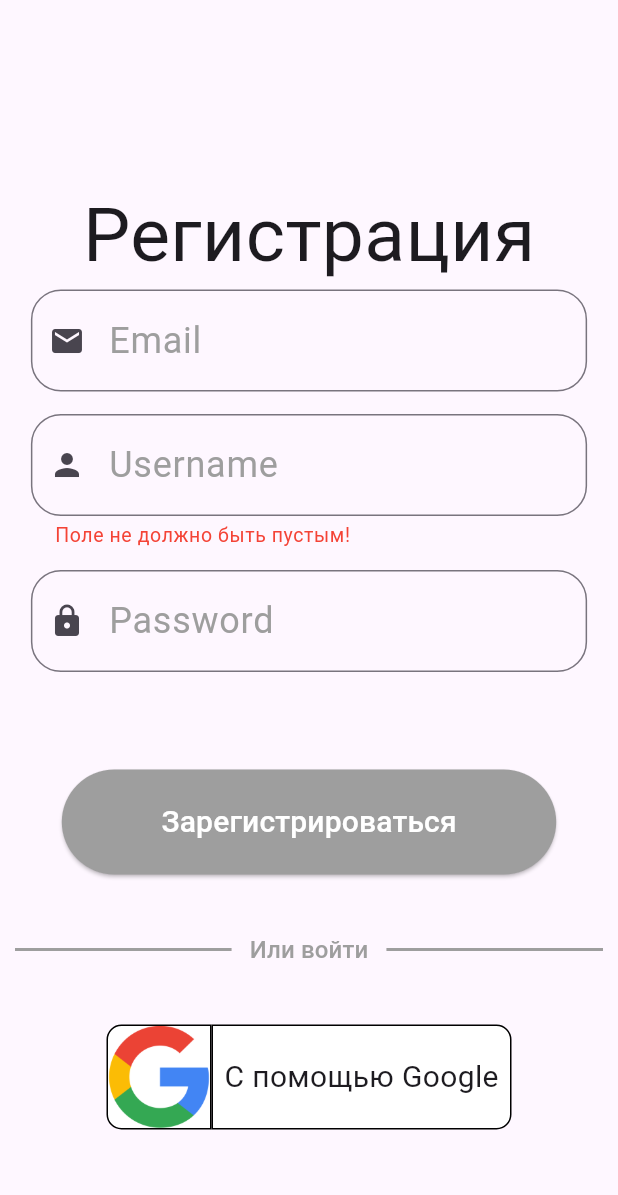
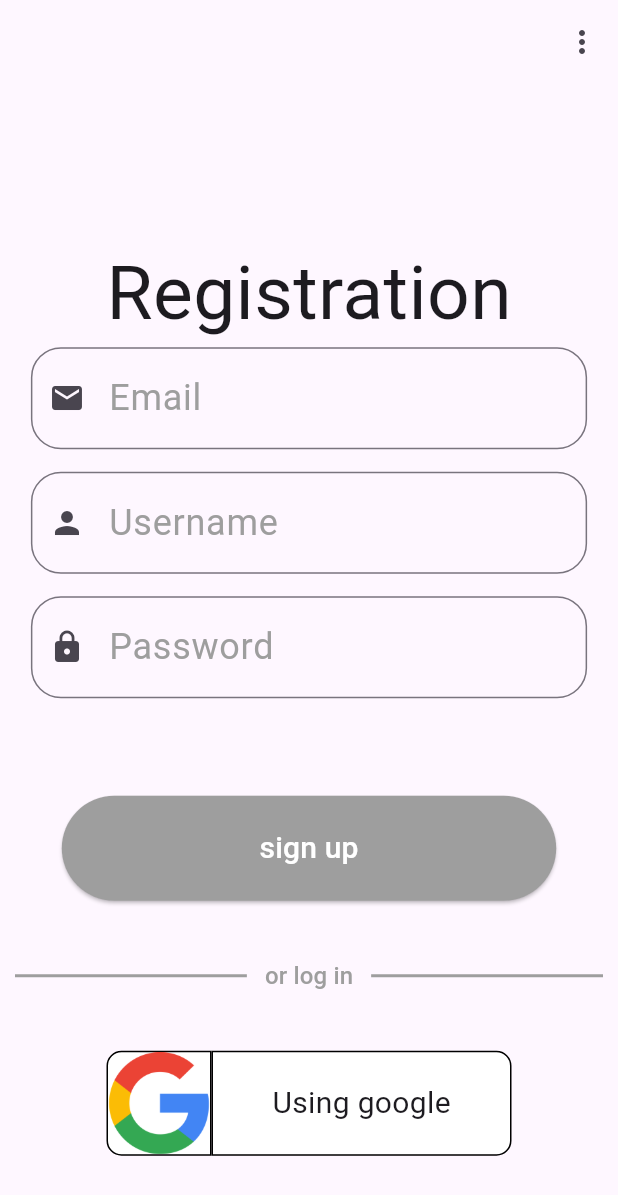
Before and after one commit to TeaOk210/flutterRegistrationApp, a Flutter app: the screen it shows after launch, on a phone screen of 412 x 824 dp. Shown: the top 1195 px of the screen. Run offline on Flutter 3.47's test engine with Material 2 defaults, Android fonts, the phone set to English and light mode, and no system bars; our stand-ins replace firebase_auth, firebase_core, google_sign_in; accounts and stored records are empty; generated files the repository leaves out were written again.

Commit message:
localization and provider

```diff
--- /dev/null
+++ b/l10n.yaml
@@ -0,0 +1,3 @@
+arb-dir: lib/l10n
+template-arb-file: app_en.arb
+output-localization-file: app_localizations.dart
--- /dev/null
+++ b/lib/l10n/l10n.dart
@@ -0,0 +1,9 @@
+import 'dart:ui';
+
+class L10n {
+  static final all = [
+    const Locale('en'),
+    const Locale('ru'),
+    const Locale('uk')
+  ];
+}
--- a/lib/main.dart
+++ b/lib/main.dart
@@ -1,13 +1,19 @@
 import 'package:firebase_auth/firebase_auth.dart';
 import 'package:firebase_core/firebase_core.dart';
 import 'package:flutter/material.dart';
+import 'package:flutter_gen/gen_l10n/app_localizations.dart';
+import 'package:flutter_localizations/flutter_localizations.dart';
 import 'package:flutter_reg/pages/ProfileScreen.dart';
 import 'package:flutter_reg/pages/RegistrationScreen.dart';
 import 'package:flutter_reg/utils/AuthRepository.dart';
+import 'package:flutter_reg/utils/LocaleProvider.dart';
+import 'package:intl/intl.dart';
+import 'package:provider/provider.dart';
 
 import 'firebase_options.dart';
+import 'l10n/l10n.dart';
 
-void main() async{
+void main() async {
   runApp(const MyApp());
 
   await Firebase.initializeApp(
@@ -19,7 +25,11 @@ class MyApp extends StatelessWidget {
   const MyApp({super.key});
 
   @override
-  Widget build(BuildContext context) {
+  Widget build(BuildContext context) => ChangeNotifierProvider(
+      create: (context) => LocaleProvirer(),
+      builder: (context, child) {
+        final provider = Provider.of<LocaleProvirer>(context);
+
         return MaterialApp(
             title: 'Flutter Demo',
             theme: ThemeData(
@@ -28,6 +38,43 @@ class MyApp extends StatelessWidget {
             ),
             home: const RegistrationScreen(),
             debugShowCheckedModeBanner: false,
+            localizationsDelegates: const [
+              AppLocalizations.delegate,
+              GlobalMaterialLocalizations.delegate,
+              GlobalWidgetsLocalizations.delegate,
+              GlobalCupertinoLocalizations.delegate,
+            ],
+            supportedLocales: L10n.all,
+        locale: provider.locale,);
+      });
+}
+
+class LanguageMenu extends StatelessWidget {
+  const LanguageMenu({super.key});
+
+  @override
+  Widget build(BuildContext context) {
+    final provider = Provider.of<LocaleProvirer>(context);
+    provider.setLocale(Localizations.localeOf(context));
+
+    return PopupMenuButton<Locale>(
+      icon: const Icon(Icons.more_vert),
+      onSelected: (Locale locale) {
+        provider.setLocale(locale);
+      },
+      itemBuilder: (BuildContext context) {
+        return L10n.all.map((Locale locale) {
+          return PopupMenuItem<Locale>(
+            value: locale,
+            child: Text(
+              _getLanguageName(locale),
+              style: TextStyle(
+                color: locale == provider.locale ? Colors.blue : null,
+              ),
+            ),
+          );
+        }).toList();
+      },
     );
   }
 }
@@ -56,11 +103,11 @@ class InputField extends StatefulWidget {
 class _InputFieldState extends State<InputField> {
   String input = "";
 
-  _changeInput(String text) {
+  void _changeInput(String? text) {
     setState(() {
-      input = text;
+      input = text!;
     });
-    widget.onTextChanged(text);
+    widget.onTextChanged(text!);
 
     if (widget.title == "Email") {
       widget.state(isValidEmail(input));
@@ -71,15 +118,17 @@ class _InputFieldState extends State<InputField> {
     }
   }
 
-  String? _getHelper() {
-    if (widget.title == "Email" && input.isNotEmpty) {
-      return isValidEmail(input) ? null : "Некорректный формат email";
-    } else if (widget.title == "Password" && input.isNotEmpty) {
-      return isValidPassword(input)
+  String? _getHelper(String? text) {
+    if (widget.title == "Email" && text != null) {
+      return isValidEmail(text)
           ? null
-          : "Пароль должен содержать цифры и буквы, и быть не менее 8 символов";
-    } else if (widget.title == "Username" && input.isEmpty) {
-      return "Поле не должно быть пустым!";
+          : AppLocalizations.of(context)!.emailReport;
+    } else if (widget.title == "Password" && text != null) {
+      return isValidPassword(text)
+          ? null
+          : AppLocalizations.of(context)!.passwordReport;
+    } else if (widget.title == "Username" && text == null) {
+      return AppLocalizations.of(context)!.usernameReport;
     }
     return null;
   }
@@ -90,12 +139,10 @@ class _InputFieldState extends State<InputField> {
       width: MediaQuery.of(context).size.width * 0.9,
       child: Padding(
           padding: const EdgeInsets.only(bottom: 15),
-        child: TextField(
+          child: TextFormField(
               decoration: InputDecoration(
                   labelText: widget.title,
                   labelStyle: const TextStyle(fontSize: 24, color: Colors.grey),
-                helperText: _getHelper(),
-                helperStyle: const TextStyle(fontSize: 13, color: Colors.red),
                   helperMaxLines: 2,
                   prefixIcon: Icon(widget.icon),
                   border: const OutlineInputBorder(
@@ -104,12 +151,12 @@ class _InputFieldState extends State<InputField> {
                   focusedBorder: const OutlineInputBorder(
                       borderSide: BorderSide(color: Colors.grey, width: 3),
                       borderRadius: BorderRadius.all(Radius.circular(20.0)))),
-            textDirection: TextDirection.ltr,
               style: const TextStyle(fontSize: 24),
               cursorColor: Colors.black12,
               obscureText: widget.obscure,
-            onChanged: _changeInput)
-      ),
+              onChanged: _changeInput,
+              validator: _getHelper,
+              autovalidateMode: AutovalidateMode.onUserInteraction)),
     );
   }
 }
@@ -203,7 +250,6 @@ class SignBlock extends StatelessWidget {
             },
             child: Text(
               title,
-              textDirection: TextDirection.ltr,
               style: const TextStyle(fontSize: 16, color: Colors.grey),
             )),
         const Expanded(
@@ -226,7 +272,7 @@ class GoogleButton extends StatelessWidget {
         Navigator.of(context).push(
           PageRouteBuilder(
             pageBuilder: (context, animation, secondaryAnimation) =>
-                 ProfileScreen(),
+                const ProfileScreen(),
             transitionsBuilder:
                 (context, animation, secondaryAnimation, child) {
               return FadeTransition(
@@ -240,7 +286,6 @@ class GoogleButton extends StatelessWidget {
       }
     };
   }
-
 
   @override
   Widget build(BuildContext context) {
@@ -277,10 +322,10 @@ class GoogleButton extends StatelessWidget {
               border: Border.all(width: 1, color: Colors.black),
               color: Colors.white,
             ),
-            child: const Center(
+            child: Center(
               child: Text(
-                'С помощью Google',
-                style: TextStyle(fontSize: 20),
+                AppLocalizations.of(context)!.google,
+                style: const TextStyle(fontSize: 20),
               ),
             ),
           ),
@@ -291,7 +336,8 @@ class GoogleButton extends StatelessWidget {
 }
 
 bool isValidEmail(String email) {
-  RegExp emailRegex = RegExp(r"^[a-zA-Z0-9.!#$%&'*+/=?^_`{|}~-]+@[a-zA-Z0-9](?:[a-zA-Z0-9-]{0,253}[a-zA-Z0-9])?(?:\.[a-zA-Z0-9](?:[a-zA-Z0-9-]{0,253}[a-zA-Z0-9])?)*$");
+  RegExp emailRegex = RegExp(
+      r"^[a-zA-Z0-9.!#$%&'*+/=?^_`{|}~-]+@[a-zA-Z0-9](?:[a-zA-Z0-9-]{0,253}[a-zA-Z0-9])?(?:\.[a-zA-Z0-9](?:[a-zA-Z0-9-]{0,253}[a-zA-Z0-9])?)*$");
   return emailRegex.hasMatch(email);
 }
 
@@ -299,3 +345,16 @@ bool isValidPassword(String password) {
   RegExp passwordRegex = RegExp(r"^(?=.*[A-Za-z])(?=.*\d)[A-Za-z\d]{8,}$");
   return passwordRegex.hasMatch(password);
 }
+
+String _getLanguageName(Locale locale) {
+  switch (locale.languageCode) {
+    case "ru":
+      return "русский";
+    case "en":
+      return "English";
+    case "uk":
+      return "Українська";
+    default:
+      return "Unknown";
+  }
+}
--- a/lib/pages/RegistrationScreen.dart
+++ b/lib/pages/RegistrationScreen.dart
@@ -3,6 +3,7 @@ import 'package:flutter/material.dart';
 import 'package:flutter_reg/pages/LoginScreen.dart';
 import 'package:flutter_reg/pages/ProfileScreen.dart';
 import 'package:flutter_reg/utils/AuthRepository.dart';
+import 'package:flutter_gen/gen_l10n/app_localizations.dart';
 
 import '../main.dart';
 
@@ -81,17 +82,23 @@ class _RegistrationScreenState extends State<RegistrationScreen> {
   @override
   Widget build(BuildContext context) {
     return Scaffold(
+      appBar: AppBar(
+        actions: const [
+          LanguageMenu()
+        ],
+      ),
       resizeToAvoidBottomInset: false,
       body: Center(
         child: Column(
           mainAxisAlignment: MainAxisAlignment.center,
           crossAxisAlignment: CrossAxisAlignment.center,
           children: [
-            const Padding(
-                padding: EdgeInsets.only(top: 50),
-                child: Text("Регистрация",
+            Padding(
+                padding: const EdgeInsets.only(top: 50),
+                // child: Text("Регистрация",
+                child: Text(AppLocalizations.of(context)!.reg,
                     textDirection: TextDirection.ltr,
-                    style: TextStyle(fontSize: 50))),
+                    style: const TextStyle(fontSize: 50))),
             InputField(
                 icon: Icons.email,
                 title: "Email",
@@ -111,11 +118,11 @@ class _RegistrationScreenState extends State<RegistrationScreen> {
                 onTextChanged: _updatePassword,
                 state: _updatePasswordState),
             ContinueButton(
-              title: "Зарегистрироваться",
+              title: AppLocalizations.of(context)!.regBtn,
               state: emailState && passwordState,
               callback: _onClick,
             ),
-            const SignBlock(title: "Или войти", screen: LoginScreen()),
+            SignBlock(title: AppLocalizations.of(context)!.orEnt, screen: const LoginScreen()),
             const GoogleButton()
           ],
         ),
--- /dev/null
+++ b/lib/utils/LocaleProvider.dart
@@ -0,0 +1,14 @@
+import 'package:flutter/cupertino.dart';
+import 'package:flutter_reg/l10n/l10n.dart';
+
+
+class LocaleProvirer extends ChangeNotifier {
+  Locale? _locale; Locale? get locale => _locale;
+
+  void setLocale(Locale? locale) {
+    if (!L10n.all.contains(locale)) return;
+
+    _locale = locale;
+    notifyListeners();
+  }
+}
```
Also changed, not shown: lib/l10n/app_en.arb (added, +66 -0 lines), lib/l10n/app_ru.arb (added, +66 -0 lines), lib/l10n/app_uk.arb (added, +66 -0 lines), lib/pages/LoginScreen.dart (+8 -7 lines), lib/pages/ProfileScreen.dart (+8 -7 lines), pubspec.yaml (+7 -0 lines), pubspec.lock. Lines whose indentation alone changed are shown as unchanged.
